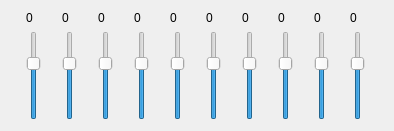
Qt form trunk/GUI/equalizer/GUI_equalizer.ui (shahid334/sayonara-player) before a commit.
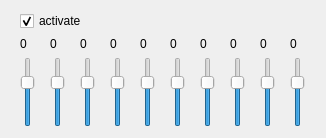
The same form after that commit.

Patch:
```diff
--- a/trunk/GUI/equalizer/GUI_equalizer.ui
+++ b/trunk/GUI/equalizer/GUI_equalizer.ui
@@ -6,15 +6,15 @@
    <rect>
     <x>0</x>
     <y>0</y>
-    <width>394</width>
-    <height>131</height>
+    <width>326</width>
+    <height>138</height>
    </rect>
   </property>
   <property name="windowTitle">
    <string>Form</string>
   </property>
   <layout class="QGridLayout" name="gridLayout_2">
-   <item row="1" column="10">
+   <item row="2" column="10">
     <widget class="QSlider" name="sli_9">
      <property name="minimum">
       <number>-24</number>
@@ -27,7 +27,7 @@
      </property>
     </widget>
    </item>
-   <item row="1" column="9">
+   <item row="2" column="9">
     <widget class="QSlider" name="sli_8">
      <property name="minimum">
       <number>-24</number>
@@ -40,7 +40,7 @@
      </property>
     </widget>
    </item>
-   <item row="1" column="8">
+   <item row="2" column="8">
     <widget class="QSlider" name="sli_7">
      <property name="minimum">
       <number>-24</number>
@@ -53,7 +53,7 @@
      </property>
     </widget>
    </item>
-   <item row="1" column="7">
+   <item row="2" column="7">
     <widget class="QSlider" name="sli_6">
      <property name="minimum">
       <number>-24</number>
@@ -66,7 +66,7 @@
      </property>
     </widget>
    </item>
-   <item row="1" column="6">
+   <item row="2" column="6">
     <widget class="QSlider" name="sli_5">
      <property name="minimum">
       <number>-24</number>
@@ -79,7 +79,7 @@
      </property>
     </widget>
    </item>
-   <item row="1" column="4">
+   <item row="2" column="4">
     <widget class="QSlider" name="sli_3">
      <property name="minimum">
       <number>-24</number>
@@ -92,7 +92,7 @@
      </property>
     </widget>
    </item>
-   <item row="1" column="5">
+   <item row="2" column="5">
     <widget class="QSlider" name="sli_4">
      <property name="minimum">
       <number>-24</number>
@@ -105,7 +105,7 @@
      </property>
     </widget>
    </item>
-   <item row="1" column="2">
+   <item row="2" column="2">
     <widget class="QSlider" name="sli_1">
      <property name="minimum">
       <number>-24</number>
@@ -118,7 +118,7 @@
      </property>
     </widget>
    </item>
-   <item row="1" column="3">
+   <item row="2" column="3">
     <widget class="QSlider" name="sli_2">
      <property name="minimum">
       <number>-24</number>
@@ -131,7 +131,7 @@
      </property>
     </widget>
    </item>
-   <item row="1" column="1">
+   <item row="2" column="1">
     <widget class="QSlider" name="sli_0">
      <property name="minimum">
       <number>-24</number>
@@ -144,76 +144,86 @@
      </property>
     </widget>
    </item>
-   <item row="0" column="1">
+   <item row="1" column="1">
     <widget class="QLabel" name="label">
      <property name="text">
       <string>0</string>
      </property>
     </widget>
    </item>
-   <item row="0" column="2">
+   <item row="1" column="2">
     <widget class="QLabel" name="label_2">
      <property name="text">
       <string>0</string>
      </property>
     </widget>
    </item>
-   <item row="0" column="3">
+   <item row="1" column="3">
     <widget class="QLabel" name="label_3">
      <property name="text">
       <string>0</string>
      </property>
     </widget>
    </item>
-   <item row="0" column="4">
+   <item row="1" column="4">
     <widget class="QLabel" name="label_4">
      <property name="text">
       <string>0</string>
      </property>
     </widget>
    </item>
-   <item row="0" column="5">
+   <item row="1" column="5">
     <widget class="QLabel" name="label_5">
      <property name="text">
       <string>0</string>
      </property>
     </widget>
    </item>
-   <item row="0" column="6">
+   <item row="1" column="6">
     <widget class="QLabel" name="label_6">
      <property name="text">
       <string>0</string>
      </property>
     </widget>
    </item>
-   <item row="0" column="7">
+   <item row="1" column="7">
     <widget class="QLabel" name="label_7">
      <property name="text">
       <string>0</string>
      </property>
     </widget>
    </item>
-   <item row="0" column="8">
+   <item row="1" column="8">
     <widget class="QLabel" name="label_8">
      <property name="text">
       <string>0</string>
      </property>
     </widget>
    </item>
-   <item row="0" column="9">
+   <item row="1" column="9">
     <widget class="QLabel" name="label_9">
      <property name="text">
       <string>0</string>
      </property>
     </widget>
    </item>
-   <item row="0" column="10">
+   <item row="1" column="10">
     <widget class="QLabel" name="label_10">
      <property name="text">
       <string>0</string>
      </property>
     </widget>
    </item>
+   <item row="0" column="1" colspan="4">
+    <widget class="QCheckBox" name="cb_enabled">
+     <property name="text">
+      <string>activate</string>
+     </property>
+     <property name="checked">
+      <bool>true</bool>
+     </property>
+    </widget>
+   </item>
   </layout>
  </widget>
  <resources/>
```
